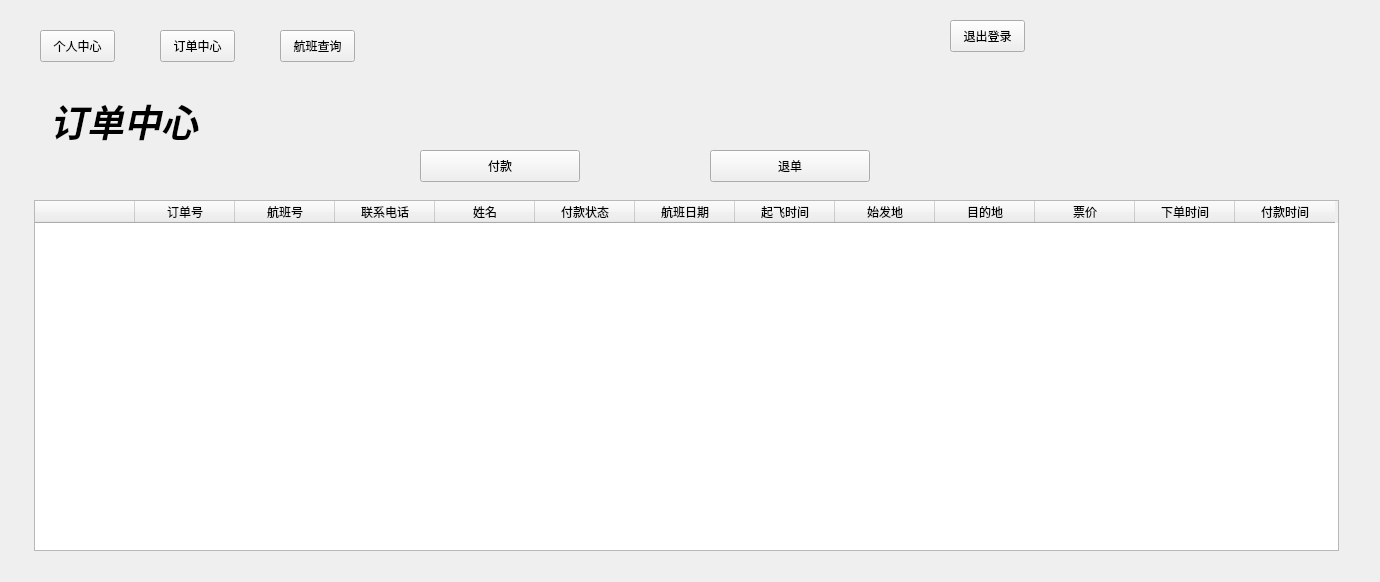
This is Ticket_booking_system/userwindow.ui in tuto123/Windows_Qt as Qt 5 draws it before an edit. The edited form follows.
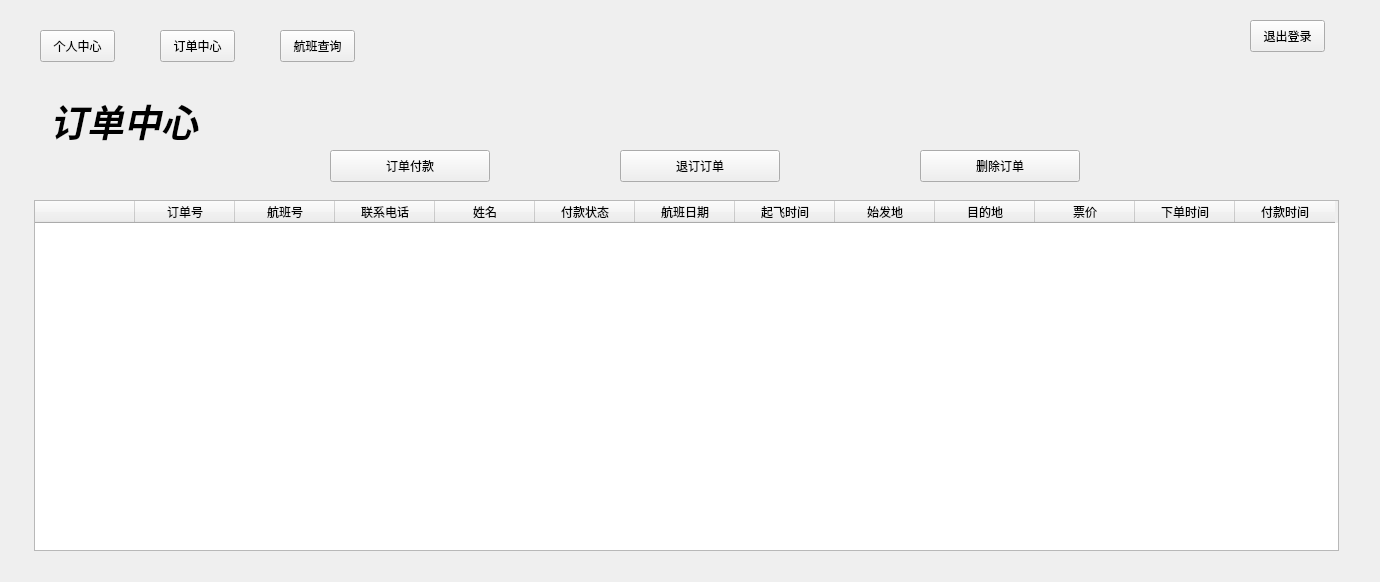
This is the edited form. The open tabs and pages were chosen to show the change. Icons and pictures are not drawn.

What changed in the file:
```diff
--- a/Ticket_booking_system/userwindow.ui
+++ b/Ticket_booking_system/userwindow.ui
@@ -966,7 +966,7 @@
     <widget class="QPushButton" name="order_pay_pushButton">
      <property name="geometry">
       <rect>
-       <x>390</x>
+       <x>300</x>
        <y>60</y>
        <width>160</width>
        <height>32</height>
@@ -1362,13 +1362,13 @@
 </string>
      </property>
      <property name="text">
-      <string>付款</string>
+      <string>订单付款</string>
      </property>
     </widget>
     <widget class="QPushButton" name="order_back_pushButton">
      <property name="geometry">
       <rect>
-       <x>680</x>
+       <x>590</x>
        <y>60</y>
        <width>160</width>
        <height>32</height>
@@ -1764,7 +1764,7 @@
 </string>
      </property>
      <property name="text">
-      <string>退单</string>
+      <string>退订订单</string>
      </property>
     </widget>
     <widget class="QLabel" name="order_cen_label">
@@ -1789,6 +1789,408 @@
       <string>订单中心</string>
      </property>
     </widget>
+    <widget class="QPushButton" name="order_del_pushButton">
+     <property name="geometry">
+      <rect>
+       <x>890</x>
+       <y>60</y>
+       <width>160</width>
+       <height>32</height>
+      </rect>
+     </property>
+     <property name="styleSheet">
+      <string notr="true">QPalette{background:#D7DBE4;}QGroupBox#gboxDevicePanel&gt;QLabel{color:#E7ECF0;}
+
+QWidget#frmMain,QWidget[Form=&quot;true&quot;]{
+border:1px solid #738393;
+border-radius:0px;
+}
+
+.QFrame{
+border:1px solid #C2CCD8;
+border-radius:5px;
+}
+
+QLabel,QLineEdit,QTextEdit,QPlainTextEdit,QSpinBox,QGroupBox,QComboBox,QDateEdit,QTimeEdit,QDateTimeEdit,QSpinBox,QTreeView,QListView,QTableView,QTabWidget::pane{
+color:#3D3E42;
+}
+
+QWidget#widget_title{
+background:qlineargradient(spread:pad,x1:0,y1:0,x2:0,y2:1,stop:0 #667481,stop:1 #566373);
+}
+
+QLabel#lab_Ico,QLabel#lab_Title{
+border-radius:0px;
+color:#E7ECF0;
+background-color:rgba(0,0,0,0);
+border-style:none;
+}
+
+QToolButton::menu-indicator{
+image:None;
+}
+
+QToolButton,QWidget#widget_frm&gt;QLabel{
+border-style:none;
+padding:10px;
+color:#E7ECF0;
+background:qlineargradient(spread:pad,x1:0,y1:0,x2:0,y2:1,stop:0 #667481,stop:1 #566373);
+}
+
+QToolButton:hover,QWidget#widget_frm&gt;QLabel:hover{
+background:qlineargradient(spread:pad,x1:0,y1:0,x2:0,y2:1,stop:0 #778899,stop:1 #708090);
+}
+
+QLabel[labVideo=&quot;true&quot;]{
+color:#E7ECF0;
+border:1px solid #738393;
+background:qlineargradient(spread:pad,x1:0,y1:0,x2:0,y2:1,stop:0 #667481,stop:1 #566373);
+}
+
+QLabel[labVideo=&quot;true&quot;]:focus{
+border:1px solid #FF0000;
+background:qlineargradient(spread:pad,x1:0,y1:0,x2:0,y2:1,stop:0 #778899,stop:1 #708090);
+}
+
+QLineEdit,QTextEdit,QPlainTextEdit,QSpinBox{
+border:1px solid #C2CCD8;
+border-radius:5px;
+padding:2px;
+background:none;
+selection-background-color:#667481;
+selection-color:#E7ECF0;
+}
+
+QLineEdit[echoMode=&quot;2&quot;]{
+lineedit-password-character:9679;
+}
+
+.QGroupBox{
+border:1px solid #C2CCD8;
+border-radius:5px;
+}
+
+.QPushButton{
+border-style:none;
+border:1px solid #C2CCD8;
+color:#E7ECF0;
+padding:5px;
+min-height:20px;
+border-radius:5px;
+background:qlineargradient(spread:pad,x1:0,y1:0,x2:0,y2:1,stop:0 #667481,stop:1 #566373);
+}
+
+.QPushButton:hover{
+background:qlineargradient(spread:pad,x1:0,y1:0,x2:0,y2:1,stop:0 #778899,stop:1 #708090);
+}
+
+.QPushButton:pressed{
+background:qlineargradient(spread:pad,x1:0,y1:0,x2:0,y2:1,stop:0 #667481,stop:1 #566373);
+}
+
+.QPushButton:disabled{
+color:#838383;
+background:#F4F4F4;
+}
+
+QPushButton#btnSplitterH{
+padding:2px;
+min-height:8px;
+}
+
+QPushButton#btnMenu,QPushButton#btnMenu_Min,QPushButton#btnMenu_Max,QPushButton#btnMenu_Close,QPushButton#btnSplitterV,QPushButton#btnSplitterH{
+border-radius:0px;
+color:#E7ECF0;
+background-color:rgba(0,0,0,0);
+border-style:none;
+}
+
+QPushButton#btnMenu:hover,QPushButton#btnMenu_Min:hover,QPushButton#btnMenu_Max:hover,QPushButton#btnSplitterV:hover,QPushButton#btnSplitterH:hover{
+background-color:qlineargradient(spread:pad,x1:0,y1:1,x2:0,y2:0,stop:0 rgba(25,134,199,0),stop:1 #778899);
+}
+
+QPushButton#btnMenu_Close:hover{
+background-color:qlineargradient(spread:pad,x1:0,y1:1,x2:0,y2:0,stop:0 rgba(238,0,0,128),stop:1 rgba(238,44,44,255));
+}
+
+QCheckBox{
+color:#3D3E42;
+spacing:2px;
+}
+
+QCheckBox::indicator{
+width:20px;
+height:20px;
+}
+
+QCheckBox::indicator:unchecked{
+image:url(:/image/checkbox_unchecked.png);
+}
+
+QCheckBox::indicator:checked{
+image:url(:/image/checkbox_checked.png);
+}
+
+QRadioButton{
+color:#3D3E42;
+spacing:2px;
+}
+
+QRadioButton::indicator{
+width:15px;
+height:15px;
+}
+
+QRadioButton::indicator::unchecked{
+image:url(:/image/radio_normal.png);
+}
+
+QRadioButton::indicator::checked{
+image:url(:/image/radio_selected.png);
+}
+
+QSpinBox::up-button,QDateEdit::up-button,QTimeEdit::up-button,QDateTimeEdit::up-button{
+image:url(:/image/add_top.png);
+}
+
+QSpinBox::down-button,QDateEdit::down-button,QTimeEdit::down-button,QDateTimeEdit::down-button{
+image:url(:/image/add_bottom.png);
+}
+
+QComboBox,QDateEdit,QTimeEdit,QDateTimeEdit,QSpinBox{
+border-radius:3px;
+padding:3px 5px 3px 5px;
+border:1px solid #C2CCD8;
+background:none;
+selection-background-color:#667481;
+selection-color:#E7ECF0;
+}
+
+QComboBox::drop-down,QDateEdit::drop-down,QTimeEdit::drop-down,QDateTimeEdit::drop-down{
+subcontrol-origin:padding;
+subcontrol-position:top right;
+width:15px;
+border-left-width:1px;
+border-left-style:solid;
+border-top-right-radius:3px;
+border-bottom-right-radius:3px;
+border-left-color:#C2CCD8;
+}
+
+QComboBox::down-arrow,QDateEdit::down-arrow,QTimeEdit::down-arrow,QDateTimeEdit::down-arrow{
+image:url(:/image/add_bottom.png);
+}
+
+QMenu{
+color:#E7ECF0;
+background-color:#667481;
+margin:2px;
+}
+
+QMenu::item{
+padding:3px 20px 3px 20px;
+}
+
+QMenu::indicator{
+width:13px;
+height:13px;
+}
+
+QMenu::item:selected{
+color:#E7ECF0;
+border:0px solid #738393;
+background:qlineargradient(spread:pad,x1:0,y1:0,x2:0,y2:1,stop:0 #667481,stop:1 #566373);
+}
+
+QMenu::separator{
+height:1px;
+background:#738393;
+}
+
+QProgressBar{
+background:#C2CCD8;
+border-radius:5px;
+text-align:center;
+border:1px solid #C2CCD8;
+}
+
+QProgressBar::chunk{
+width:5px;
+margin:0.5px;
+background-color:#667481;
+}
+
+QSlider::groove:horizontal,QSlider::add-page:horizontal{
+height:8px;
+border-radius:3px;
+background:#C2CCD8;
+}
+
+QSlider::sub-page:horizontal{
+height:8px;
+border-radius:3px;
+background:#708090;
+}
+
+QSlider::handle:horizontal{
+width:13px;
+margin-top:-3px;
+margin-bottom:-3px;
+border-radius:6px;
+background:qradialgradient(spread:pad,cx:0.5,cy:0.5,radius:0.5,fx:0.5,fy:0.5,stop:0.6 #667481,stop:0.8 #778899);
+}
+
+QSlider::groove:vertical,QSlider::sub-page:vertical{
+width:8px;
+border-radius:3px;
+background:#C2CCD8;
+}
+
+QSlider::add-page:vertical{
+width:8px;
+border-radius:3px;
+background:#708090;
+}
+
+QSlider::handle:vertical{
+height:13px;
+margin-left:-2px;
+margin-right:-3px;
+border-radius:6px;
+background:qradialgradient(spread:pad,cx:0.5,cy:0.5,radius:0.5,fx:0.5,fy:0.5,stop:0.6 #667481,stop:0.8 #778899);
+}
+
+QScrollBar:vertical{
+width:10px;
+background-color:rgba(0,0,0,0%);
+padding-top:10px;
+padding-bottom:10px;
+}
+
+QScrollBar:horizontal{
+height:10px;
+background-color:rgba(0,0,0,0%);
+padding-left:10px;
+padding-right:10px;
+}
+
+QScrollBar::handle:vertical,QScrollBar::handle:horizontal{
+width:10px;
+background:#708090;
+}
+
+QScrollBar::handle:vertical:hover,QScrollBar::handle:horizontal:hover{
+width:10px;
+background:#566373;
+}
+
+QScrollBar::add-line:vertical{
+height:10px;
+width:10px;
+subcontrol-position:bottom;
+subcontrol-origin:margin;
+border-image:url(:/image/add_bottom.png);
+}
+
+QScrollBar::add-line:horizontal{
+height:10px;
+width:10px;
+subcontrol-position:right;
+subcontrol-origin:margin;
+border-image:url(:/image/add_right.png);
+}
+
+QScrollBar::sub-line:vertical{
+height:10px;
+width:10px;
+subcontrol-position:top;
+subcontrol-origin:margin;
+border-image:url(:/image/add_top.png);
+}
+
+QScrollBar::sub-line:horizontal{
+height:10px;
+width:10px;
+subcontrol-position:left;
+subcontrol-origin:margin;
+border-image:url(:/image/add_left.png);
+}
+
+QScrollBar::add-page:vertical,QScrollBar::sub-page:vertical,QScrollBar::add-page:horizontal,QScrollBar::sub-page:horizontal{
+width:10px;
+background:#C2CCD8;
+}
+
+QScrollArea{
+border:0px;
+}
+
+QTreeView,QListView,QTableView,QTabWidget::pane{
+border:1px solid #C2CCD8;
+selection-background-color:#778899;
+selection-color:#E7ECF0;
+alternate-background-color:#DDE0E7;
+}
+
+QTableView::item:selected,QListView::item:selected,QTreeView::item:selected{
+color:#E7ECF0;
+background:qlineargradient(spread:pad,x1:0,y1:0,x2:0,y2:1,stop:0 #667481,stop:1 #566373);
+}
+
+QTableView::item:hover,QListView::item:hover,QTreeView::item:hover{
+color:#E7ECF0;
+background:qlineargradient(spread:pad,x1:0,y1:0,x2:0,y2:1,stop:0 #778899,stop:1 #708090);
+}
+
+QTableView::item,QListView::item,QTreeView::item{
+padding:5px;
+margin:0px;
+}
+
+QHeaderView::section,QTableCornerButton:section{
+padding:3px;
+margin:0px;
+color:#E7ECF0;
+border:1px solid #C2CCD8;
+background:qlineargradient(spread:pad,x1:0,y1:0,x2:0,y2:1,stop:0 #778899,stop:1 #708090);
+}
+
+QTabBar::tab{
+border-radius:5px;
+border:1px solid #C2CCD8;
+color:#E7ECF0;
+min-width:55px;
+min-height:20px;
+padding:3px 8px 3px 8px;
+margin:1px;
+background:qlineargradient(spread:pad,x1:0,y1:0,x2:0,y2:1,stop:0 #778899,stop:1 #708090);
+}
+
+QTabBar::tab:selected,QTabBar::tab:hover{
+background:qlineargradient(spread:pad,x1:0,y1:0,x2:0,y2:1,stop:0 #667481,stop:1 #566373);
+}
+
+QStatusBar::item{
+border:0px solid #667481;
+border-radius:3px;
+}
+
+QToolBox::tab,QToolTip,QGroupBox#gboxDevicePanel{
+padding:3px;
+border-radius: 5px;
+color:#E7ECF0;
+background:qlineargradient(spread:pad,x1:0,y1:0,x2:0,y2:1,stop:0 #667481,stop:1 #566373);
+}
+
+QToolBox::tab:selected{
+background:qlineargradient(spread:pad,x1:0,y1:0,x2:0,y2:1,stop:0 #778899,stop:1 #708090);
+}
+</string>
+     </property>
+     <property name="text">
+      <string>删除订单</string>
+     </property>
+    </widget>
    </widget>
    <widget class="QWidget" name="flight_que_page">
     <widget class="QLabel" name="flightque_label">
@@ -5314,7 +5716,7 @@
   <widget class="QPushButton" name="logout_pushButton">
    <property name="geometry">
     <rect>
-     <x>950</x>
+     <x>1250</x>
      <y>20</y>
      <width>75</width>
      <height>32</height>
```
Left out of the diff: 89 changed lines with no effect on the pictures.
